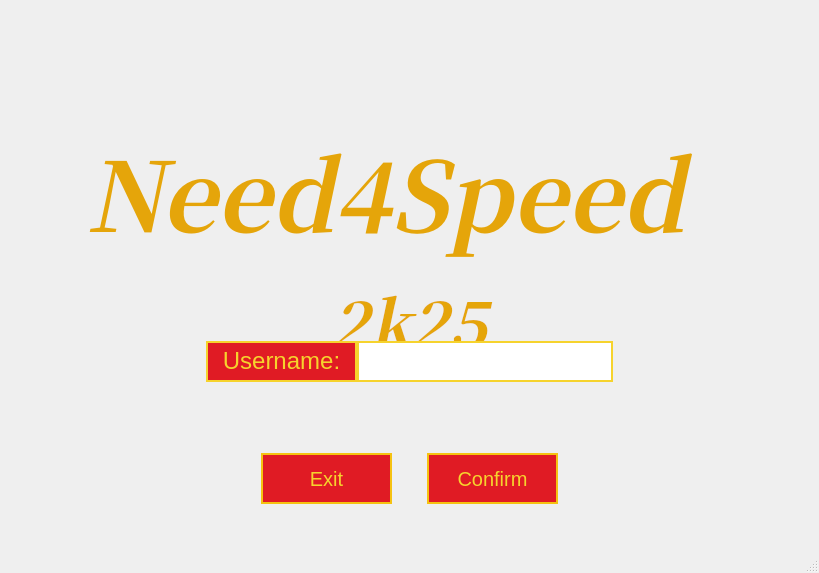
The window that client/Lobby/lobby.ui (mateozorzi/practice-sdd) describes before a commit, drawn with Qt 5.
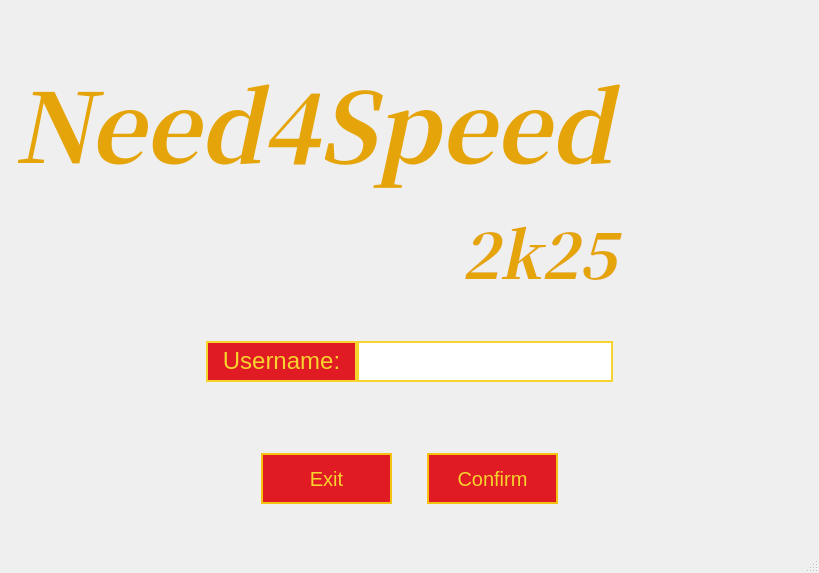
The same window after the commit. Icons and pictures are not drawn.

```diff
--- a/client/Lobby/lobby.ui
+++ b/client/Lobby/lobby.ui
@@ -46,7 +46,7 @@
       <property name="maximumSize">
        <size>
         <width>16777215</width>
-        <height>111</height>
+        <height>250</height>
        </size>
       </property>
       <property name="font">
@@ -86,8 +86,8 @@
 li.unchecked::marker { content: &quot;\2610&quot;; }
 li.checked::marker { content: &quot;\2612&quot;; }
 &lt;/style&gt;&lt;/head&gt;&lt;body style=&quot; font-family:'Noto Serif CJK HK'; font-size:21pt; font-weight:700; font-style:italic;&quot;&gt;
-&lt;p align=&quot;center&quot; style=&quot; margin-top:14px; margin-bottom:14px; margin-left:0px; margin-right:0px; -qt-block-indent:0; text-indent:0px;&quot;&gt;&lt;span style=&quot; font-size:72pt; color:#e5a50a;&quot;&gt;Need4Speed  &lt;/span&gt;&lt;/p&gt;
-&lt;p align=&quot;center&quot; style=&quot; margin-top:14px; margin-bottom:14px; margin-left:0px; margin-right:0px; -qt-block-indent:0; text-indent:0px;&quot;&gt;&lt;span style=&quot; font-size:48pt; color:#e5a50a;&quot;&gt;2k25&lt;/span&gt;&lt;/p&gt;&lt;/body&gt;&lt;/html&gt;</string>
+&lt;p style=&quot; margin-top:14px; margin-bottom:14px; margin-left:0px; margin-right:0px; -qt-block-indent:0; text-indent:0px;&quot;&gt;&lt;span style=&quot; font-size:72pt; color:#e5a50a;&quot;&gt;Need4Speed  &lt;/span&gt;&lt;/p&gt;
+&lt;p style=&quot; margin-top:14px; margin-bottom:14px; margin-left:0px; margin-right:0px; -qt-block-indent:0; text-indent:0px;&quot;&gt;&lt;span style=&quot; font-size:48pt; color:#e5a50a;&quot;&gt;                            2k25&lt;/span&gt;&lt;/p&gt;&lt;/body&gt;&lt;/html&gt;</string>
       </property>
      </widget>
     </item>
```
Left out of the diff: 12 changed lines with no effect on the pictures.
